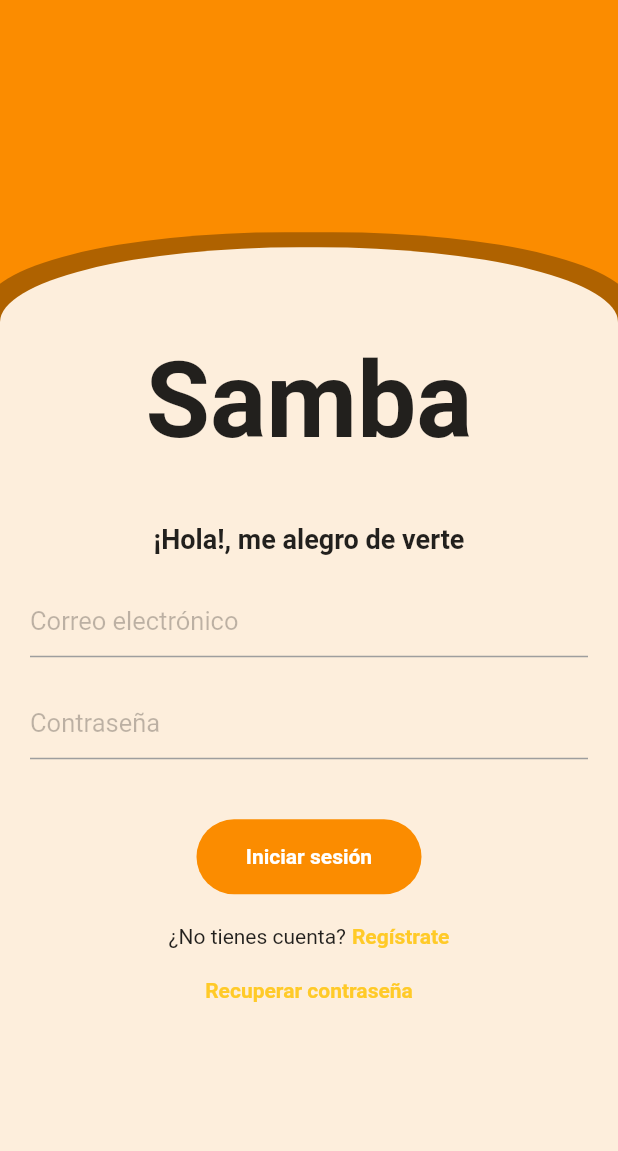
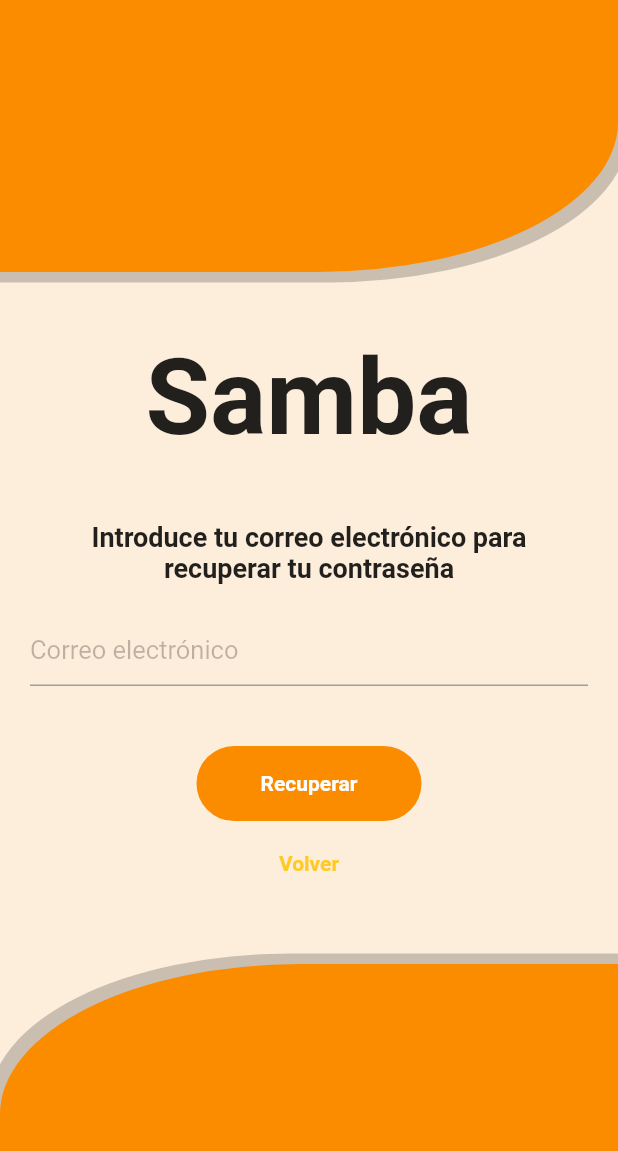
Before and after one commit to D4nlglss/Samba, a Flutter app: the screen it shows after launch, after a tap on "Recuperar contraseña", on a phone screen of 412 x 824 dp. Shown: the top 1151 px of the screen. Run offline on Flutter 3.47's test engine with Material 2 defaults, Android fonts, the phone set to English and light mode, and no system bars; our stand-ins replace firebase_auth, firebase_core, google_fonts; accounts and stored records are empty; network calls fail; Roboto replaces fonts that are missing (Satisfy).

Commit message:
La autenticación está completada.

```diff
--- a/lib/auth/auth.dart
+++ b/lib/auth/auth.dart
@@ -1,6 +1,6 @@
 import 'package:firebase_auth/firebase_auth.dart';
 import 'package:flutter/material.dart';
-import 'package:samba/auth/sign_in_or_sign_up.dart';
+import 'package:samba/auth/change_auth_page.dart';
 import 'package:samba/pages/home.dart';
 
 class AuthPage extends StatelessWidget {
@@ -9,6 +9,7 @@ class AuthPage extends StatelessWidget {
   @override
   Widget build(BuildContext context) {
     return Scaffold(
+      extendBody: true,
       resizeToAvoidBottomInset: false,
       body: StreamBuilder(
         stream: FirebaseAuth.instance.authStateChanges(),
@@ -19,7 +20,7 @@ class AuthPage extends StatelessWidget {
           }
           //EL usuario no ha iniciado sesión
           else {
-            return const SignInOrSignUp();
+            return const ChangeAuthPage();
           }
         },
       ),
--- /dev/null
+++ b/lib/auth/change_auth_page.dart
@@ -0,0 +1,42 @@
+import 'package:flutter/cupertino.dart';
+import 'package:samba/pages/login_page.dart';
+import 'package:samba/pages/restore_page.dart';
+import 'package:samba/pages/sign_in_page.dart';
+
+class ChangeAuthPage extends StatefulWidget {
+  const ChangeAuthPage({super.key});
+
+  @override
+  State<ChangeAuthPage> createState() => _ChangeAuthPageState();
+}
+
+class _ChangeAuthPageState extends State<ChangeAuthPage> {
+  // Por defecto, se devuelve la pantalla de Inicio de sesión
+  bool showSignUp = false;
+  bool showRestore = false;
+
+  // Función para alternar entre la pantalla de Inicio de sesión y registro
+  void toggleSignUp() {
+    setState(() {
+      showSignUp = !showSignUp;
+    });
+  }
+
+  // Función para alternar entre la pantalla de Inicio de sesión y recuperación
+  void toggleRestore() {
+    setState(() {
+      showRestore = !showRestore;
+    });
+  }
+
+  @override
+  Widget build(BuildContext context) {
+    if (showSignUp) {
+      return SignUpPage(onTap: toggleSignUp);
+    } else if (showRestore) {
+      return RestorePage(onTap: toggleRestore);
+    } else {
+      return SignInPage(onTap: toggleSignUp, onTapII: toggleRestore);
+    }
+  }
+}
--- a/lib/auth/sign_in_or_sign_up.dart
+++ /dev/null
@@ -1,31 +0,0 @@
-import 'package:flutter/cupertino.dart';
-import 'package:samba/pages/login_page.dart';
-import 'package:samba/pages/sign_in_page.dart';
-
-class SignInOrSignUp extends StatefulWidget {
-  const SignInOrSignUp({super.key});
-
-  @override
-  State<SignInOrSignUp> createState() => _SignInOrSignUpState();
-}
-
-class _SignInOrSignUpState extends State<SignInOrSignUp> {
-  // Por defecto, se devuelve la pantalla de Inicio de sesión
-  bool showLoginPage = true;
-
-  // Función para alternar entre la pantalla de Inicio de sesión y registro
-  void togglePages() {
-    setState(() {
-      showLoginPage = !showLoginPage;
-    });
-  }
-
-  @override
-  Widget build(BuildContext context) {
-    if (showLoginPage) {
-      return SignInPage(onTap: togglePages);
-    } else {
-      return SignUpPage(onTap: togglePages);
-    }
-  }
-}
--- a/lib/components/box_shadow.dart
+++ b/lib/components/box_shadow.dart
@@ -3,8 +3,8 @@ import 'package:flutter/material.dart';
 myBoxShadow() {
   return [
     BoxShadow(
-      color: Colors.black.withOpacity(0.3),
-      spreadRadius: 10,
+      color: Colors.black.withOpacity(0.2),
+      spreadRadius: 7,
       blurRadius: 0,
     )
   ];
--- a/lib/components/button.dart
+++ b/lib/components/button.dart
@@ -32,10 +32,10 @@ class MyButton extends StatelessWidget {
                 (states) => Theme.of(context).colorScheme.primary),
           ),
           onPressed: onPressed,
-          child: const Center(
+          child: Center(
             child: Text(
-              "Iniciar sesión",
-              style: TextStyle(
+              text,
+              style: const TextStyle(
                 color: Colors.white,
                 fontWeight: FontWeight.bold,
               ),
--- a/lib/main.dart
+++ b/lib/main.dart
@@ -8,9 +8,17 @@ import 'package:samba/themes/light.dart';
 import 'auth/auth.dart';
 
 void main() async {
-  SystemChrome.setPreferredOrientations([DeviceOrientation.portraitUp]);
   WidgetsFlutterBinding.ensureInitialized();
   await Firebase.initializeApp(options: DefaultFirebaseOptions.currentPlatform);
+  // Bloquear rotación de la pantalla
+  SystemChrome.setPreferredOrientations([DeviceOrientation.portraitUp]);
+  //Barra de navegación transparente
+  SystemChrome.setEnabledSystemUIMode(SystemUiMode.edgeToEdge);
+  SystemChrome.setSystemUIOverlayStyle(
+    const SystemUiOverlayStyle(
+      systemNavigationBarColor: Colors.transparent,
+    ),
+  );
   runApp(const MyApp());
 }
 
--- a/lib/pages/login_page.dart
+++ b/lib/pages/login_page.dart
@@ -9,7 +9,8 @@ import '../components/snackbar.dart';
 
 class SignInPage extends StatefulWidget {
   final Function()? onTap;
-  const SignInPage({super.key, required this.onTap});
+  final Function()? onTapII;
+  const SignInPage({super.key, required this.onTap, required this.onTapII});
 
   @override
   State<SignInPage> createState() => _SignInPageState();
@@ -53,6 +54,7 @@ class _SignInPageState extends State<SignInPage> {
   Widget build(BuildContext context) {
     final height = MediaQuery.of(context).size.height;
     return Scaffold(
+      extendBody: true,
       resizeToAvoidBottomInset: false,
       body: Stack(
         children: [
@@ -144,7 +146,7 @@ class _SignInPageState extends State<SignInPage> {
                       height: 20,
                     ),
                     GestureDetector(
-                      onTap: () {},
+                      onTap: widget.onTapII,
                       child: Text(
                         "Recuperar contraseña",
                         style: TextStyle(
--- /dev/null
+++ b/lib/pages/restore_page.dart
@@ -0,0 +1,146 @@
+import 'package:firebase_auth/firebase_auth.dart';
+import 'package:flutter/material.dart';
+import 'package:google_fonts/google_fonts.dart';
+import 'package:samba/components/box_shadow.dart';
+import 'package:samba/components/button.dart';
+import 'package:samba/components/text_field.dart';
+
+import '../components/snackbar.dart';
+
+class RestorePage extends StatefulWidget {
+  final Function()? onTap;
+  const RestorePage({super.key, required this.onTap});
+
+  @override
+  State<RestorePage> createState() => _RestorePageState();
+}
+
+class _RestorePageState extends State<RestorePage> {
+  final emailController = TextEditingController();
+
+  void restorePwd() async {
+    String fail = '';
+    showDialog(
+      barrierDismissible: false,
+      context: context,
+      builder: ((context) => const Center(child: CircularProgressIndicator())),
+    );
+
+    try {
+      await FirebaseAuth.instance
+          .sendPasswordResetEmail(email: emailController.text.trim());
+      if (context.mounted) {
+        emailController.text = '';
+        displayMessage(
+            'Se ha enviado un correo de recuperación, ¡Revisa en spam!',
+            context,
+            Colors.green.shade400);
+        Navigator.pop(context);
+      }
+    } on FirebaseAuthException catch (e) {
+      fail = e.message!;
+      Navigator.pop(context);
+      if (fail.contains('empty or null')) {
+        fail = '¡No has introducido ningún correo electrónico!';
+      } else if (fail.contains('email address is badly formatted')) {
+        fail = 'El correo electrónico no es válido.';
+      }
+      displayMessage(fail, context, Colors.redAccent);
+    }
+  }
+
+  @override
+  Widget build(BuildContext context) {
+    final height = MediaQuery.of(context).size.height;
+    return Scaffold(
+      extendBody: true,
+      resizeToAvoidBottomInset: false,
+      body: Stack(
+        children: [
+          Column(
+            mainAxisSize: MainAxisSize.max,
+            mainAxisAlignment: MainAxisAlignment.spaceBetween,
+            children: [
+              Container(
+                height: height * 0.22,
+                decoration: BoxDecoration(
+                    borderRadius: const BorderRadius.only(
+                        bottomLeft: Radius.elliptical(200, 0),
+                        bottomRight: Radius.elliptical(200, 100)),
+                    color: Theme.of(context).colorScheme.background,
+                    boxShadow: myBoxShadow()),
+              ),
+              Container(
+                height: height * 0.22,
+                decoration: BoxDecoration(
+                    borderRadius: const BorderRadius.only(
+                        topLeft: Radius.elliptical(200, 100),
+                        topRight: Radius.elliptical(200, 0)),
+                    color: Theme.of(context).colorScheme.background,
+                    boxShadow: myBoxShadow()),
+              ),
+            ],
+          ),
+          Padding(
+            padding: const EdgeInsets.all(20),
+            child: Column(
+              crossAxisAlignment: CrossAxisAlignment.center,
+              mainAxisAlignment: MainAxisAlignment.center,
+              mainAxisSize: MainAxisSize.max,
+              children: [
+                SizedBox(
+                  height: height * 0.05,
+                ),
+                Text(
+                  "Samba",
+                  style: GoogleFonts.satisfy(
+                    fontSize: 70,
+                    fontWeight: FontWeight.bold,
+                  ),
+                ),
+                SizedBox(
+                  height: height * 0.05,
+                ),
+                const Text(
+                  "Introduce tu correo electrónico para recuperar tu contraseña",
+                  textAlign: TextAlign.center,
+                  style: TextStyle(
+                    fontSize: 18,
+                    fontWeight: FontWeight.bold,
+                  ),
+                ),
+                const SizedBox(
+                  height: 20,
+                ),
+                MyTextField(
+                    controller: emailController,
+                    action: TextInputAction.next,
+                    hintText: 'Correo electrónico',
+                    obscureText: false),
+                const SizedBox(
+                  height: 40,
+                ),
+                MyButton(onPressed: restorePwd, text: 'Recuperar'),
+                const SizedBox(
+                  height: 20,
+                ),
+                GestureDetector(
+                  onTap: widget.onTap,
+                  child: Text(
+                    "Volver",
+                    style: TextStyle(
+                        color: Theme.of(context).colorScheme.primary,
+                        fontWeight: FontWeight.bold),
+                  ),
+                ),
+                SizedBox(
+                  height: height * 0.07,
+                ),
+              ],
+            ),
+          ),
+        ],
+      ),
+    );
+  }
+}
--- a/lib/pages/sign_in_page.dart
+++ b/lib/pages/sign_in_page.dart
@@ -70,6 +70,7 @@ class _SignUpPageState extends State<SignUpPage> {
   Widget build(BuildContext context) {
     final height = MediaQuery.of(context).size.height;
     return Scaffold(
+      extendBody: true,
       resizeToAvoidBottomInset: false,
       body: Stack(
         children: [
```
